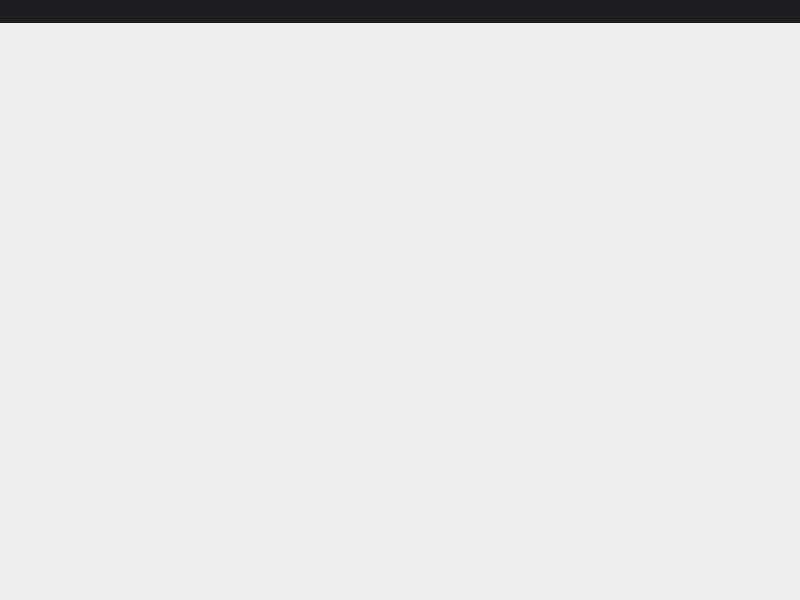
Qt form SurgicalRobotSoftware_2_0/surgical-robot-software-2-0/mainwidget.ui (Z-Hd/Lingxi-Spine-care-Visual-Interactive-Software-Prototype) before a commit.
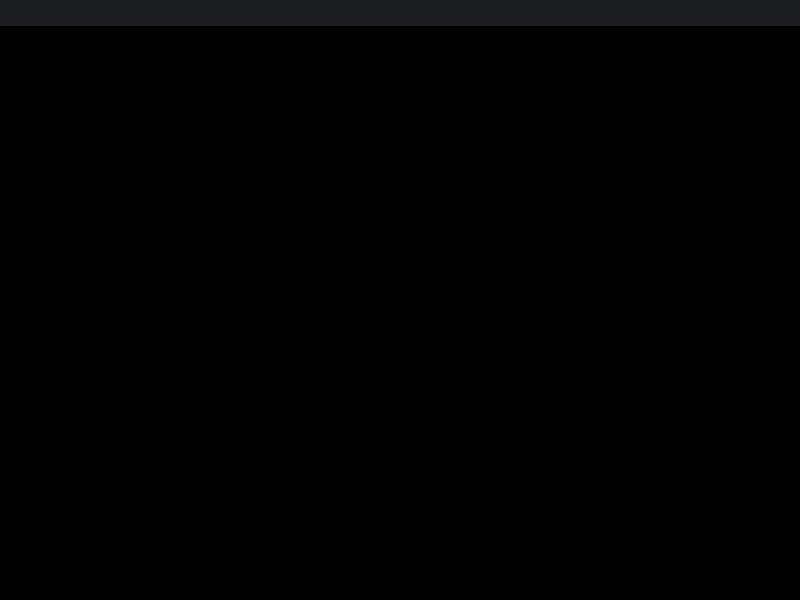
The same form after that commit.

```diff
--- a/SurgicalRobotSoftware_2_0/surgical-robot-software-2-0/mainwidget.ui
+++ b/SurgicalRobotSoftware_2_0/surgical-robot-software-2-0/mainwidget.ui
@@ -13,9 +13,12 @@
   <property name="windowTitle">
    <string>MainWidget</string>
   </property>
-  <layout class="QVBoxLayout" name="verticalLayout" stretch="1,25">
+  <property name="styleSheet">
+   <string notr="true">background-color: rgb(0, 0, 0);</string>
+  </property>
+  <layout class="QVBoxLayout" name="verticalLayout" stretch="1,22">
    <property name="spacing">
-    <number>0</number>
+    <number>2</number>
    </property>
    <property name="leftMargin">
     <number>0</number>
```
